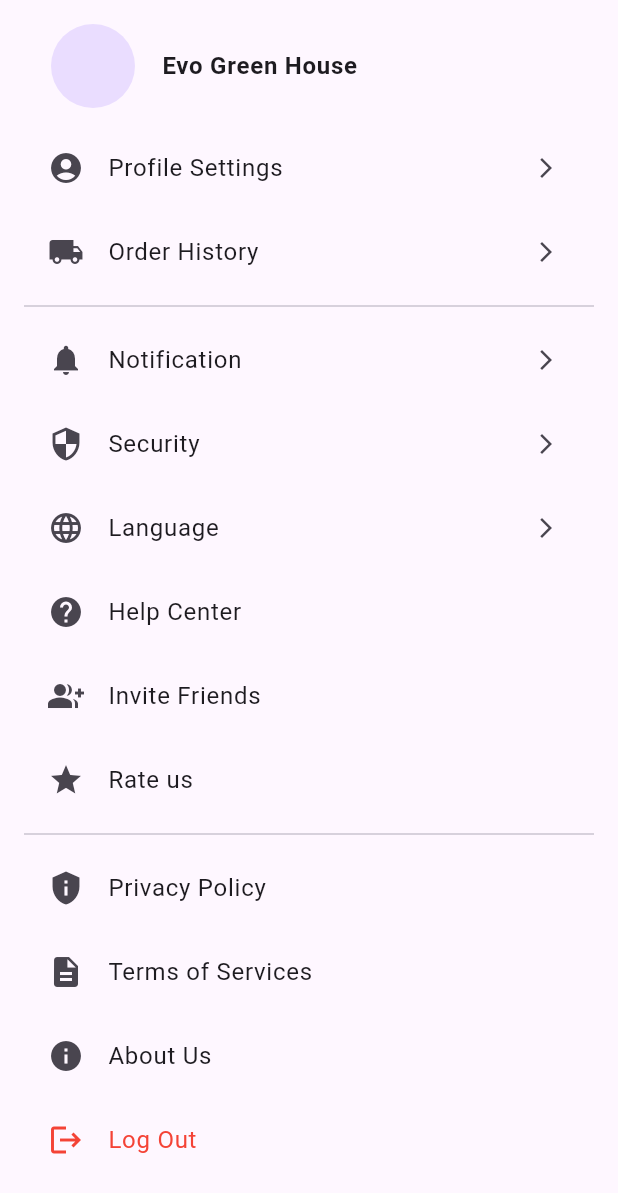
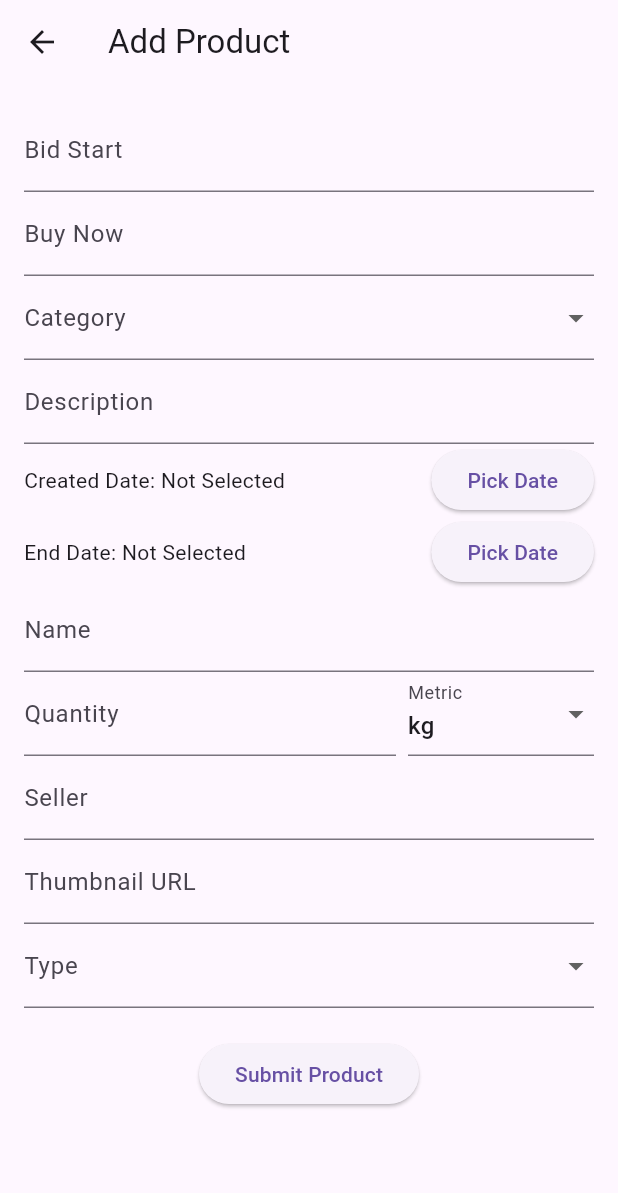
Before and after one commit to mtsachintha/FarmMart, a Flutter app: the SettingsScreen screen opened directly, after a tap on "Order History", on a phone screen of 412 x 824 dp. Shown: the top 1193 px of the screen. Run offline on Flutter 3.47's test engine with Material 3 defaults, Android fonts, the phone set to English and light mode, and no system bars; our stand-ins replace cloud_firestore, firebase_core, smooth_page_indicator; accounts and stored records are empty; network calls fail.

Commit message:
UI Update

```diff
--- a/lib/models/auction.dart
+++ b/lib/models/auction.dart
@@ -1,5 +1,3 @@
-// lib/models/auction.dart
-
 import 'package:cloud_firestore/cloud_firestore.dart';
 
 class Auction {
--- /dev/null
+++ b/lib/screens/main/add_product.dart
@@ -0,0 +1,251 @@
+import 'package:flutter/material.dart';
+import 'package:cloud_firestore/cloud_firestore.dart';
+import 'package:intl/intl.dart';
+
+class AddProductPage extends StatefulWidget {
+  @override
+  _AddProductPageState createState() => _AddProductPageState();
+}
+
+class _AddProductPageState extends State<AddProductPage> {
+  // Controllers
+  final TextEditingController bidStartController = TextEditingController();
+  final TextEditingController buyNowController = TextEditingController();
+  final TextEditingController descriptionController = TextEditingController();
+  final TextEditingController nameController = TextEditingController();
+  final TextEditingController quantityController = TextEditingController();
+  final TextEditingController sellerController = TextEditingController();
+  final TextEditingController thumbnailController = TextEditingController();
+
+  // Dropdown values
+  String? selectedCategory;
+  String? selectedType;
+  DateTime? createdDate;
+  DateTime? endDate;
+  String selectedMetric = 'kg'; // Default value
+
+  // Dropdown options
+  final List<String> categories = [
+    "Rooty & Tuberous Vegetables",
+    "Leafy Vegetables",
+    "Fruits"
+  ];
+
+  final List<String> types = ["carrot", "potato", "tomato"];
+
+  // Submit the product data to Firestore
+  void submitProduct() async {
+    if (bidStartController.text.isEmpty ||
+        buyNowController.text.isEmpty ||
+        selectedCategory == null ||
+        createdDate == null ||
+        endDate == null ||
+        descriptionController.text.isEmpty ||
+        nameController.text.isEmpty ||
+        quantityController.text.isEmpty ||
+        sellerController.text.isEmpty ||
+        thumbnailController.text.isEmpty) {
+      ScaffoldMessenger.of(context).showSnackBar(
+        const SnackBar(content: Text("Please fill in all fields")),
+      );
+      return;
+    }
+
+    try {
+      await FirebaseFirestore.instance
+          .collection('products') // Firestore collection
+          .add({
+        'bid_start': int.parse(bidStartController.text),
+        'buy_now': int.parse(buyNowController.text),
+        'category': selectedCategory,
+        'created': createdDate!.toIso8601String(),
+        'description': descriptionController.text,
+        'end': endDate!.toIso8601String(),
+        'images': [
+          "https://firebasestorage.googleapis.com/v0/b/farmmart-c0146.appspot.com/o/carrot_1.png?alt=media&token=db729496-d3c7-4ab9-a6b9-f9d6966e73bd",
+          "https://firebasestorage.googleapis.com/v0/b/farmmart-c0146.appspot.com/o/carrot_1.png?alt=media&token=db729496-d3c7-4ab9-a6b9-f9d6966e73bd",
+          "https://firebasestorage.googleapis.com/v0/b/farmmart-c0146.appspot.com/o/carrot_1.png?alt=media&token=db729496-d3c7-4ab9-a6b9-f9d6966e73bd"
+        ],
+        'metric': 'Ton',
+        'name': nameController.text,
+        'quantity': quantityController.text,
+        'seller': sellerController.text,
+        'thumbnail': thumbnailController.text,
+        'type': selectedType,
+      });
+
+      ScaffoldMessenger.of(context).showSnackBar(
+        const SnackBar(content: Text("Product added successfully")),
+      );
+
+      Navigator.pop(context); // Go back after submission
+    } catch (e) {
+      ScaffoldMessenger.of(context).showSnackBar(
+        SnackBar(content: Text("Error: $e")),
+      );
+    }
+  }
+
+  // Date Picker
+  Future<void> pickDate({required bool isCreatedDate}) async {
+    DateTime? picked = await showDatePicker(
+      context: context,
+      initialDate: DateTime.now(),
+      firstDate: DateTime(2000),
+      lastDate: DateTime(2100),
+    );
+    if (picked != null) {
+      setState(() {
+        if (isCreatedDate) {
+          createdDate = picked;
+        } else {
+          endDate = picked;
+        }
+      });
+    }
+  }
+
+  @override
+  Widget build(BuildContext context) {
+    return Scaffold(
+      appBar: AppBar(
+        title: const Text("Add Product"),
+      ),
+      body: Padding(
+        padding: const EdgeInsets.all(16.0),
+        child: SingleChildScrollView(
+          child: Column(
+            children: [
+              TextField(
+                controller: bidStartController,
+                keyboardType: TextInputType.number,
+                decoration: const InputDecoration(labelText: "Bid Start"),
+              ),
+              TextField(
+                controller: buyNowController,
+                keyboardType: TextInputType.number,
+                decoration: const InputDecoration(labelText: "Buy Now"),
+              ),
+              DropdownButtonFormField<String>(
+                value: selectedCategory,
+                items: categories
+                    .map((category) => DropdownMenuItem(
+                          value: category,
+                          child: Text(category),
+                        ))
+                    .toList(),
+                onChanged: (value) {
+                  setState(() {
+                    selectedCategory = value;
+                  });
+                },
+                decoration: const InputDecoration(labelText: "Category"),
+              ),
+              TextField(
+                controller: descriptionController,
+                maxLines: 5,
+                minLines: 1,
+                decoration: const InputDecoration(labelText: "Description"),
+              ),
+              Row(
+                children: [
+                  Expanded(
+                    child: Text(createdDate == null
+                        ? "Created Date: Not Selected"
+                        : "Created Date: ${DateFormat.yMMMd().format(createdDate!)}"),
+                  ),
+                  ElevatedButton(
+                    onPressed: () => pickDate(isCreatedDate: true),
+                    child: const Text("Pick Date"),
+                  ),
+                ],
+              ),
+              Row(
+                children: [
+                  Expanded(
+                    child: Text(endDate == null
+                        ? "End Date: Not Selected"
+                        : "End Date: ${DateFormat.yMMMd().format(endDate!)}"),
+                  ),
+                  ElevatedButton(
+                    onPressed: () => pickDate(isCreatedDate: false),
+                    child: const Text("Pick Date"),
+                  ),
+                ],
+              ),
+              TextField(
+                controller: nameController,
+                decoration: const InputDecoration(labelText: "Name"),
+              ),
+              Row(
+                children: [
+                  Expanded(
+                    flex: 2, // Adjust the flex ratio as needed
+                    child: TextField(
+                      controller: quantityController,
+                      keyboardType: TextInputType.number,
+                      decoration: InputDecoration(
+                        labelText: "Quantity",
+                      ),
+                    ),
+                  ),
+                  const SizedBox(
+                      width:
+                          8), // Add spacing between the TextField and Dropdown
+                  Expanded(
+                    flex: 1, // Adjust the flex ratio as needed
+                    child: DropdownButtonFormField<String>(
+                      value:
+                          selectedMetric, // A variable to hold the selected metric
+                      items: ['kg', 'ton', 'lb', 'g'] // Add more as needed
+                          .map((metric) => DropdownMenuItem(
+                                value: metric,
+                                child: Text(metric),
+                              ))
+                          .toList(),
+                      onChanged: (value) {
+                        // Update the selectedMetric variable
+                        selectedMetric = value!;
+                      },
+                      decoration: InputDecoration(
+                        labelText: "Metric",
+                      ),
+                    ),
+                  ),
+                ],
+              ),
+              TextField(
+                controller: sellerController,
+                decoration: const InputDecoration(labelText: "Seller"),
+              ),
+              TextField(
+                controller: thumbnailController,
+                decoration: const InputDecoration(labelText: "Thumbnail URL"),
+              ),
+              DropdownButtonFormField<String>(
+                value: selectedType,
+                items: types
+                    .map((type) => DropdownMenuItem(
+                          value: type,
+                          child: Text(type),
+                        ))
+                    .toList(),
+                onChanged: (value) {
+                  setState(() {
+                    selectedType = value;
+                  });
+                },
+                decoration: const InputDecoration(labelText: "Type"),
+              ),
+              const SizedBox(height: 20),
+              ElevatedButton(
+                onPressed: submitProduct,
+                child: const Text("Submit Product"),
+              ),
+            ],
+          ),
+        ),
+      ),
+    );
+  }
+}
--- a/lib/screens/main/settings_screen.dart
+++ b/lib/screens/main/settings_screen.dart
@@ -1,5 +1,6 @@
 import 'package:flutter/material.dart';
 import 'package:farm_application/colors.dart';
+import 'package:farm_application/screens/main/add_product.dart';
 
 void main() {
   runApp(MaterialApp(home: SettingsScreen()));
@@ -46,7 +47,10 @@ class SettingsScreen extends StatelessWidget {
                 size: 16.0, // Smaller icon size
               ),
               onTap: () {
-                // Handle linked accounts tap
+                Navigator.push(
+                  context,
+                  MaterialPageRoute(builder: (context) => AddProductPage()),
+                );
               },
             ),
             Divider(),
```
Also changed, not shown: lib/screens/orderConfirmation/bidding_screen.dart (+75 -10 lines), lib/screens/orderConfirmation/payment_screen.dart (+8 -8 lines).
